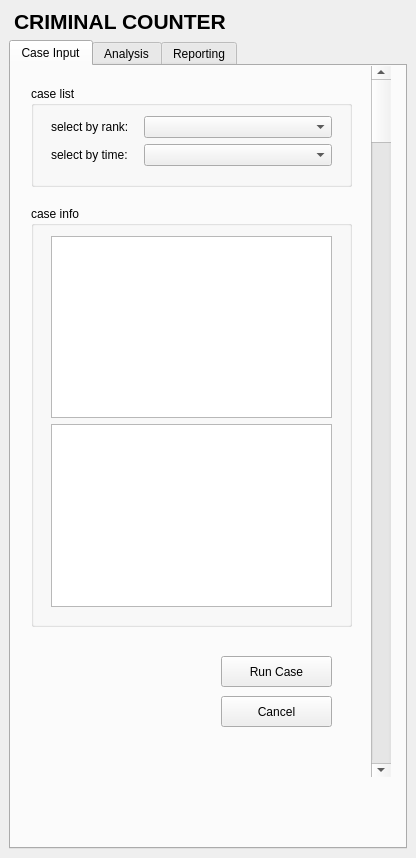
Above: criminal_counter/criminal_counter_dockwidget_base.ui from DaveyOldenburg/2017_Group6_Criminal_Counter before the change. Below: the same form after it.
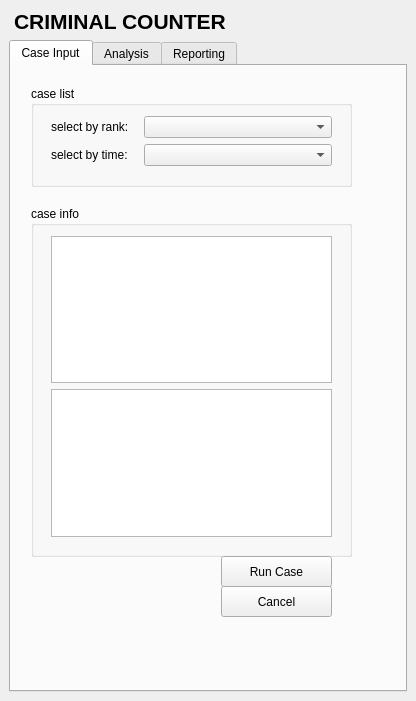
That is the form after the change. The open tabs and pages were chosen to show the change. Icons and pictures are not drawn.

Commit message:
Matches Davey's mac
Yes thank you

Patch:
```diff
--- a/criminal_counter/criminal_counter_dockwidget_base.ui
+++ b/criminal_counter/criminal_counter_dockwidget_base.ui
@@ -7,7 +7,7 @@
     <x>0</x>
     <y>0</y>
     <width>416</width>
-    <height>858</height>
+    <height>701</height>
    </rect>
   </property>
   <property name="windowTitle">
@@ -91,7 +91,7 @@
           <x>20</x>
           <y>140</y>
           <width>321</width>
-          <height>421</height>
+          <height>351</height>
          </rect>
         </property>
         <property name="title">
@@ -103,7 +103,7 @@
            <x>20</x>
            <y>30</y>
            <width>281</width>
-           <height>371</height>
+           <height>301</height>
           </rect>
          </property>
          <layout class="QVBoxLayout" name="verticalLayout_2">
@@ -142,7 +142,7 @@
         <property name="geometry">
          <rect>
           <x>210</x>
-          <y>590</y>
+          <y>490</y>
           <width>111</width>
           <height>31</height>
          </rect>
@@ -155,7 +155,7 @@
         <property name="geometry">
          <rect>
           <x>210</x>
-          <y>630</y>
+          <y>520</y>
           <width>111</width>
           <height>31</height>
          </rect>
@@ -164,19 +164,6 @@
          <string>Cancel</string>
         </property>
        </widget>
-       <widget class="QScrollBar" name="verticalScrollBar">
-        <property name="geometry">
-         <rect>
-          <x>360</x>
-          <y>0</y>
-          <width>20</width>
-          <height>711</height>
-         </rect>
-        </property>
-        <property name="orientation">
-         <enum>Qt::Vertical</enum>
-        </property>
-       </widget>
       </widget>
       <widget class="QWidget" name="tab_Analysis_2">
        <attribute name="title">
```
Left out of the diff: 16 changed lines with no effect on the pictures. The commit also changes 1 other file.
